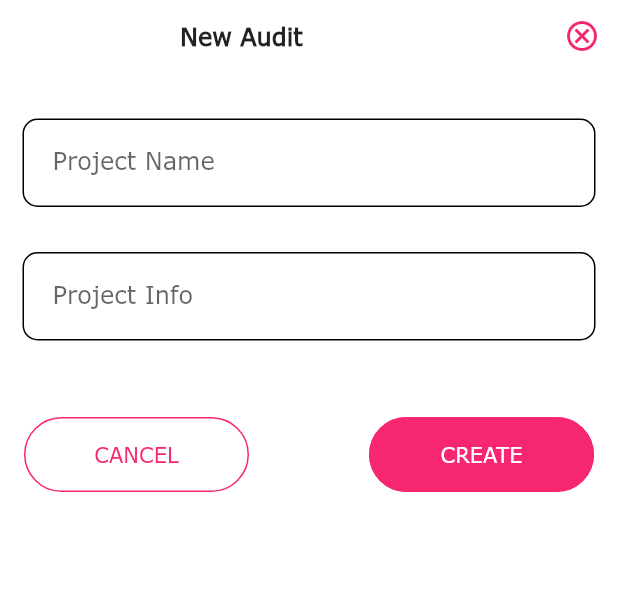
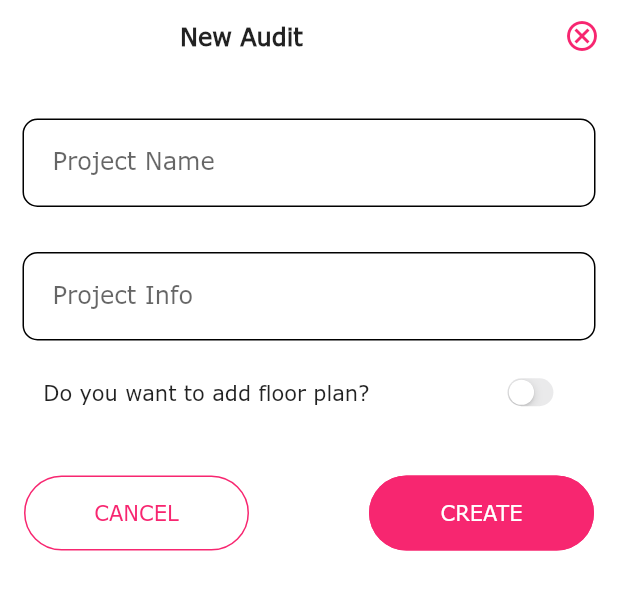
Before and after one commit to MalcolmMachiriM/audit-app-using-ai, a Flutter app: the BuildNewProject widget shown alone on an empty page, opened directly, on a phone screen of 412 x 824 dp. Shown: the top 590 px of the screen. Run offline on Flutter 3.47's test engine with Material 2 defaults, Android fonts, the phone set to English and light mode, and no system bars; our stand-ins replace camera, device_info_plus, flutter_easyloading, flutter_secure_storage, flutter_slidable, form_field_validator and 6 more; missing offline and left inert: animated_floatactionbuttons, tflite; accounts and stored records are empty.

Commit message:
geo locator

```diff
--- a/lib/screens/assessments/floor_plan/show_floor_plan.dart
+++ b/lib/screens/assessments/floor_plan/show_floor_plan.dart
@@ -92,7 +92,7 @@ class _ShowFloorPlanState extends State<ShowFloorPlan> {
 
   downloadPlan() {
     return Stack(children: [
-      downloadImg = Image.asset('images/bg1.jpg'),
+      downloadImg = Image.asset('images/floorplan.png'),
       FlexDraggableMarker(),
     ]);
   }
--- a/lib/screens/assessments/new_project.dart
+++ b/lib/screens/assessments/new_project.dart
@@ -65,27 +65,27 @@ class _BuildNewProjectState extends State<BuildNewProject> {
                   labelText: 'Project Info',
                   controller: projectInfo,
                   context: context),
-              // Row(
-              //   mainAxisAlignment: MainAxisAlignment.spaceEvenly,
-              //   children: [
-              //     Text('Do you want to add floor plan?'),
-              //     SizedBox(
-              //       width: 20,
-              //     ),
-              //     Transform.scale(
-              //       scale: 0.6,
-              //       child: CupertinoSwitch(
-              //         activeColor: Theme.of(context).primaryColor,
-              //         value: _switchValue,
-              //         onChanged: (bool value) {
-              //           setState(() {
-              //             _switchValue = value;
-              //           });
-              //         },
-              //       ),
-              //     ),
-              //   ],
-              // ),
+              Row(
+                mainAxisAlignment: MainAxisAlignment.spaceEvenly,
+                children: [
+                  Text('Do you want to add floor plan?'),
+                  SizedBox(
+                    width: 20,
+                  ),
+                  Transform.scale(
+                    scale: 0.6,
+                    child: CupertinoSwitch(
+                      activeColor: Theme.of(context).primaryColor,
+                      value: _switchValue,
+                      onChanged: (bool value) {
+                        setState(() {
+                          _switchValue = value;
+                        });
+                      },
+                    ),
+                  ),
+                ],
+              ),
               SizedBox(
                 height: 20,
               ),
@@ -135,8 +135,8 @@ class _BuildNewProjectState extends State<BuildNewProject> {
                                 ),
                               );
 
-                              Navigator.pushNamed(context,
-                                  RoutingConstants.flexCameraDetection);
+                              // Navigator.pushNamed(context,
+                              //     RoutingConstants.flexCameraDetection);
                             } on Exception catch (e) {
                               EasyLoading.showError(e.toString());
                             }
--- a/lib/screens/bottom_navigation_bar.dart
+++ b/lib/screens/bottom_navigation_bar.dart
@@ -1,6 +1,7 @@
 import 'dart:convert';
 import 'package:flex/models/assessment_template_model.dart';
 import 'package:flex/screens/dashboard/flex_basic_dashboard.dart';
+import 'package:flex/screens/image_detection/capturing_metadata/example_get_metadata.dart';
 import 'package:flex/screens/profile/profile.dart';
 import 'package:flex/screens/settings/settings.dart';
 import 'package:flex/providers/app_state.dart';
@@ -23,7 +24,7 @@ class HomeState extends State<Home> {
 
   final List<Widget> screen = [
     FlexBasicDashboard(),
-    Subscriptions(),
+    GetMetaData(),
     Settings(),
     Profile(),
   ];
@@ -130,7 +131,7 @@ class HomeState extends State<Home> {
                     navigationButton(
                         'Home', Icons.layers_outlined, FlexBasicDashboard(), 1),
                     navigationButton(
-                        'Annotations', Icons.settings, Subscriptions(), 2),
+                        'Check Location', Icons.map, GetMetaData(), 2),
                   ],
                 ),
                 Row(
--- a/lib/screens/camera_detection/camera_detection.dart
+++ b/lib/screens/camera_detection/camera_detection.dart
@@ -343,12 +343,14 @@ class _FlexCameraDetectionState extends State<FlexCameraDetection> {
                                   Transform.scale(
                                     scale: 0.75,
                                     child: DefaultFlexOutlinedButton(
-                                      displayText: 'SAVE & PAUSE',
+                                      displayText: 'Add Annotations',
                                       fillcolor: false,
                                       press: () {
                                         Provider.of<Project>(context,
                                                 listen: false)
                                             .saveProject(model);
+                                        Navigator.of(context)
+                                            .pushNamed(RoutingConstants.draw);
                                       },
                                     ),
                                   ),
--- a/pubspec.yaml
+++ b/pubspec.yaml
@@ -49,8 +49,8 @@ dependencies:
     #image_gallery_saver: ^1.7.0
 
     toast: ^0.1.5
-    geolocator: ^8.2.0
-    device_info_plus: ^3.2.2
+    geolocator:
+    device_info_plus:
     flutter_svg: ^1.0.3
     flutter_slidable:
     ffi: ^1.1.2
```
Also changed, not shown: lib/screens/image_detection/binding_box.dart (+3 -14 lines), lib/screens/image_detection/capturing_metadata/metadata.dart (+44 -2 lines).
